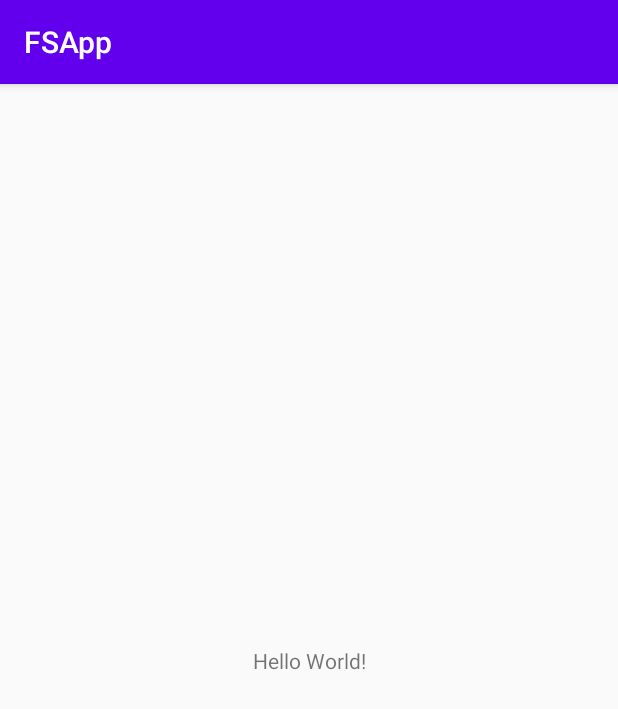
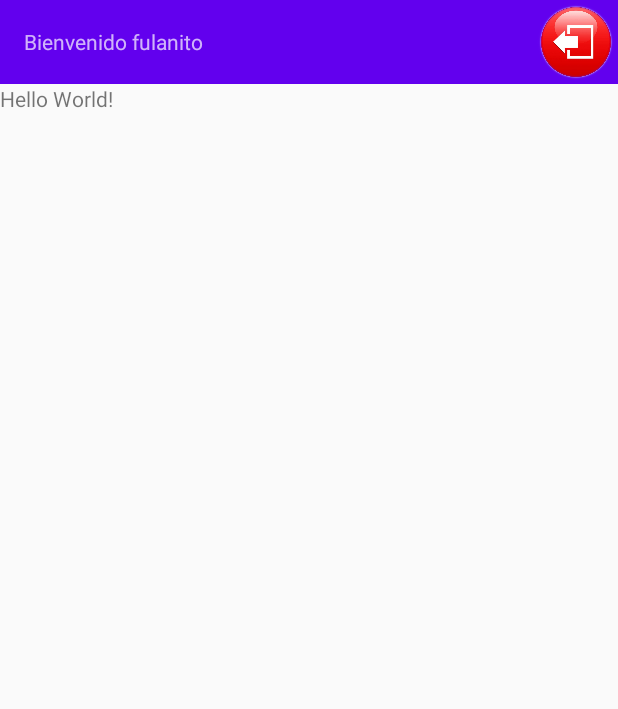
Before and after one commit to jmter/FSApp, an Android app: the MainActivity screen opened directly, with no data from a screen before it, on a phone screen of 412 x 824 dp. Shown: the top 709 px of the screen. Run offline under Robolectric (Android 15) with nearby library versions, the phone set to English and light mode, and no system bars; our stand-ins replace Firebase (no records; nobody signed in at launch, a user with empty details on screens opened directly).

Commit message:
Se continua con el menu principal: -Se agrega actionbar texto hardcoddeado -Se agrega boton de logout completamente funcional

```diff
--- a/app/src/main/java/com/jmt/fsapp/Activities/MainActivity.java
+++ b/app/src/main/java/com/jmt/fsapp/Activities/MainActivity.java
@@ -2,15 +2,46 @@ package com.jmt.fsapp.Activities;
 
 import androidx.appcompat.app.AppCompatActivity;
 
+import android.content.Intent;
 import android.os.Bundle;
+import android.view.View;
+import android.widget.ImageView;
+import android.widget.TextView;
 
+import com.google.firebase.auth.FirebaseAuth;
 import com.jmt.fsapp.R;
 
 public class MainActivity extends AppCompatActivity {
+    ImageView logoutBT;
+    TextView textActionBar;
+    FirebaseAuth mAuth;
+
+
 
     @Override
     protected void onCreate(Bundle savedInstanceState) {
         super.onCreate(savedInstanceState);
         setContentView(R.layout.activity_main);
+        mAuth = FirebaseAuth.getInstance();
+        iniciarGrafico();
+    }
+    private void iniciarGrafico(){
+        logoutBT = findViewById(R.id.logoutBT);
+        textActionBar = findViewById(R.id.textView);
+        logoutBT.setOnClickListener(new View.OnClickListener() {
+            @Override
+            public void onClick(View v) {
+                logOut();
+            }
+        });
+    }
+    private void logOut(){
+        mAuth.signOut();
+        Intent intent = new Intent(this, Login.class);
+        startActivity(intent);
+        finish();
+    }
+    private void loadUser(){
+
     }
 }
--- a/app/src/main/res/layout/activity_login.xml
+++ b/app/src/main/res/layout/activity_login.xml
@@ -7,14 +7,13 @@
     tools:context=".Activities.Login" >
     <TextView
         android:id="@+id/texto1"
-
         android:layout_width="match_parent"
         android:layout_height="wrap_content"
         android:ems="10"
         android:layout_marginLeft="50dp"
         android:layout_marginRight="50dp"
         android:layout_marginTop="230dp"
-        android:text="Ingrea Usuario y Contrasena!" />
+        android:text="Ingrea Usuario y Contrasena" />
 
     <EditText
         android:id="@+id/email"
--- a/app/src/main/res/layout/activity_main.xml
+++ b/app/src/main/res/layout/activity_main.xml
@@ -1,18 +1,51 @@
 <?xml version="1.0" encoding="utf-8"?>
-<androidx.constraintlayout.widget.ConstraintLayout xmlns:android="http://schemas.android.com/apk/res/android"
+<LinearLayout xmlns:android="http://schemas.android.com/apk/res/android"
     xmlns:app="http://schemas.android.com/apk/res-auto"
     xmlns:tools="http://schemas.android.com/tools"
     android:layout_width="match_parent"
     android:layout_height="match_parent"
-    tools:context=".Activities.MainActivity">
+    tools:context=".Activities.MainActivity"
+    android:orientation="vertical">
+
+    <androidx.appcompat.widget.Toolbar
+        android:id="@+id/toolbar"
+        android:layout_width="match_parent"
+        android:layout_height="?attr/actionBarSize"
+        android:background="?attr/colorPrimary"
+        android:theme="@style/ThemeOverlay.AppCompat.Dark.ActionBar"
+        tools:ignore="UnusedAttribute">
+
+        <androidx.constraintlayout.widget.ConstraintLayout
+            android:layout_width="match_parent"
+            android:layout_height="match_parent">
+
+            <TextView
+                android:id="@+id/textView"
+                android:layout_width="wrap_content"
+                android:layout_height="match_parent"
+                android:gravity="center_vertical"
+                android:text="Bienvenido fulanito"
+                app:layout_constraintBottom_toBottomOf="parent"
+                app:layout_constraintStart_toStartOf="parent"
+                app:layout_constraintTop_toTopOf="parent" />
+
+            <ImageView
+                android:id="@+id/logoutBT"
+                android:layout_width="wrap_content"
+                android:adjustViewBounds="true"
+                android:layout_height="match_parent"
+                android:contentDescription="Icono de logout"
+                android:src="@mipmap/icono_salir"
+                app:layout_constraintBottom_toBottomOf="parent"
+                app:layout_constraintEnd_toEndOf="parent"
+                app:layout_constraintTop_toTopOf="parent" />
+        </androidx.constraintlayout.widget.ConstraintLayout>
+
+    </androidx.appcompat.widget.Toolbar>
 
     <TextView
         android:layout_width="wrap_content"
         android:layout_height="wrap_content"
-        android:text="Hello World!"
-        app:layout_constraintBottom_toBottomOf="parent"
-        app:layout_constraintLeft_toLeftOf="parent"
-        app:layout_constraintRight_toRightOf="parent"
-        app:layout_constraintTop_toTopOf="parent" />
+        android:text="Hello World!" />
 
-</androidx.constraintlayout.widget.ConstraintLayout>
+</LinearLayout>
--- a/app/src/main/res/values/styles.xml
+++ b/app/src/main/res/values/styles.xml
@@ -1,7 +1,7 @@
 <resources>
 
     <!-- Base application theme. -->
-    <style name="AppTheme" parent="Theme.AppCompat.Light.DarkActionBar">
+    <style name="AppTheme" parent="Theme.AppCompat.Light.NoActionBar">
         <!-- Customize your theme here. -->
         <item name="colorPrimary">@color/colorPrimary</item>
         <item name="colorPrimaryDark">@color/colorPrimaryDark</item>
```
Also changed, not shown: app/src/main/java/com/jmt/fsapp/Activities/Login.java (+8 -14 lines), app/src/main/res/mipmap-mdpi/icono_salir.png (added).
